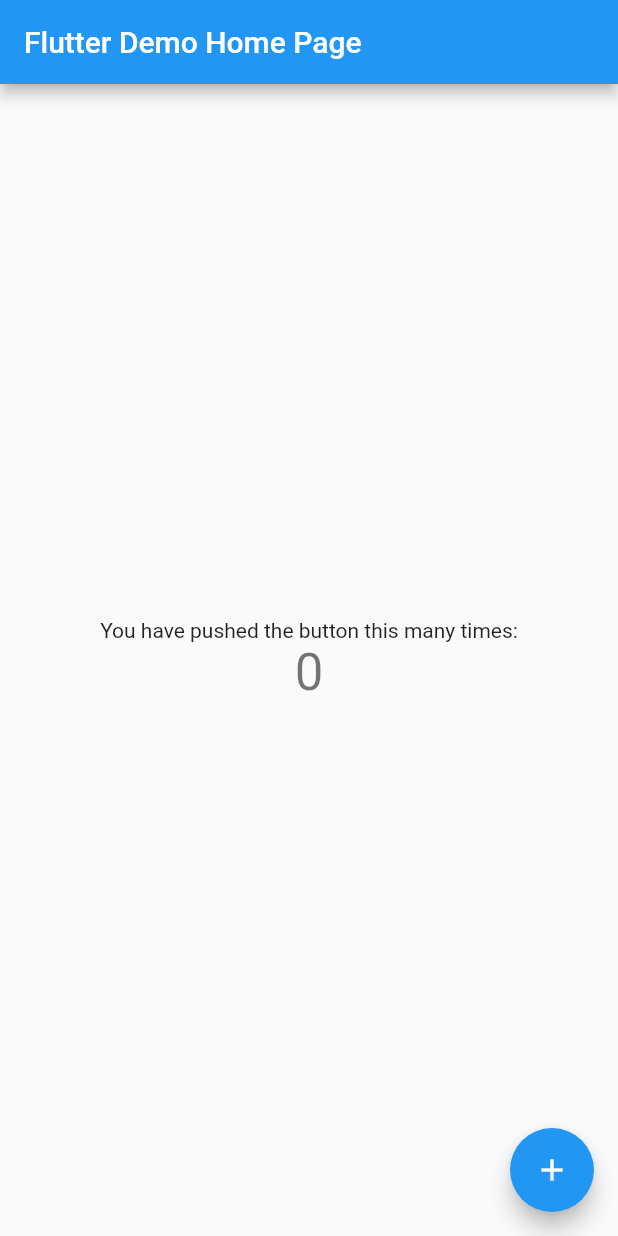
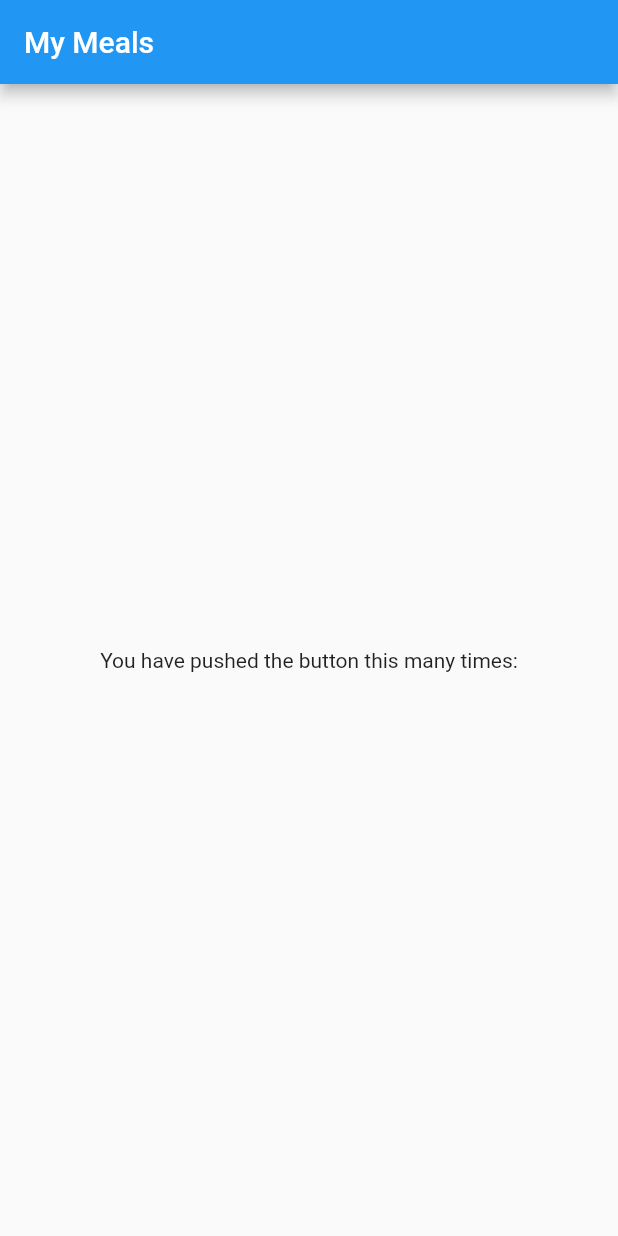
Before and after one commit to UmerSharif/best-cook-app, a Flutter app: the screen it shows after launch, on a phone screen of 412 x 824 dp. Run offline on Flutter 3.47's test engine with Material 2 defaults, Android fonts, the phone set to English and light mode, and no system bars.

Commit message:
add setup files

```diff
--- a/lib/main.dart
+++ b/lib/main.dart
@@ -22,7 +22,7 @@ class MyApp extends StatelessWidget {
         // is not restarted.
         primarySwatch: Colors.blue,
       ),
-      home: MyHomePage(title: 'Flutter Demo Home Page'),
+      home: MyHomePage(),
     );
   }
 }
@@ -46,19 +46,6 @@ class MyHomePage extends StatefulWidget {
 }
 
 class _MyHomePageState extends State<MyHomePage> {
-  int _counter = 0;
-
-  void _incrementCounter() {
-    setState(() {
-      // This call to setState tells the Flutter framework that something has
-      // changed in this State, which causes it to rerun the build method below
-      // so that the display can reflect the updated values. If we changed
-      // _counter without calling setState(), then the build method would not be
-      // called again, and so nothing would appear to happen.
-      _counter++;
-    });
-  }
-
   @override
   Widget build(BuildContext context) {
     // This method is rerun every time setState is called, for instance as done
@@ -71,7 +58,7 @@ class _MyHomePageState extends State<MyHomePage> {
       appBar: AppBar(
         // Here we take the value from the MyHomePage object that was created by
         // the App.build method, and use it to set our appbar title.
-        title: Text(widget.title),
+        title: Text('My Meals'),
       ),
       body: Center(
         // Center is a layout widget. It takes a single child and positions it
@@ -96,18 +83,10 @@ class _MyHomePageState extends State<MyHomePage> {
             Text(
               'You have pushed the button this many times:',
             ),
-            Text(
-              '$_counter',
-              style: Theme.of(context).textTheme.headline4,
-            ),
           ],
         ),
       ),
-      floatingActionButton: FloatingActionButton(
-        onPressed: _incrementCounter,
-        tooltip: 'Increment',
-        child: Icon(Icons.add),
-      ), // This trailing comma makes auto-formatting nicer for build methods.
+      // This trailing comma makes auto-formatting nicer for build methods.
     );
   }
 }
```
Also changed, not shown: lib/catergories_screen.dart (added, +17 -0 lines), lib/dummy_data.dart (added, +56 -0 lines), lib/models/category.dart (added, +10 -0 lines).
